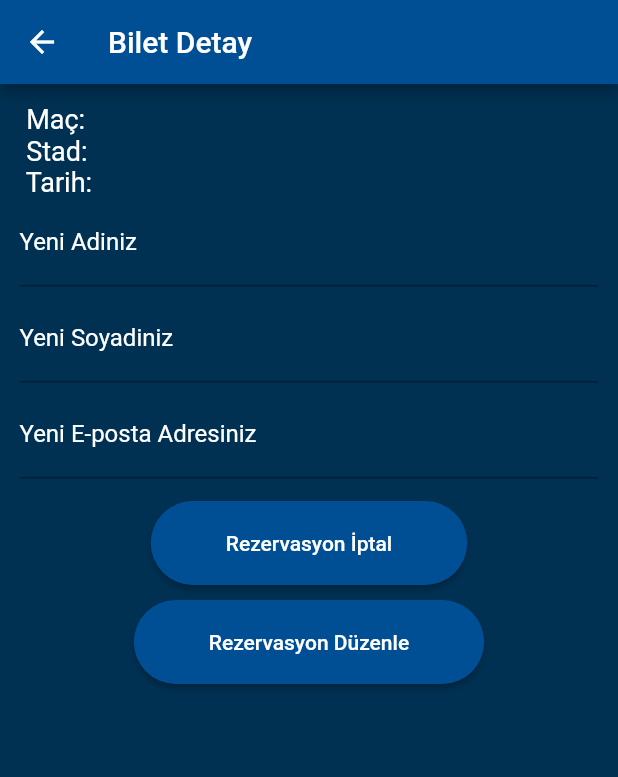
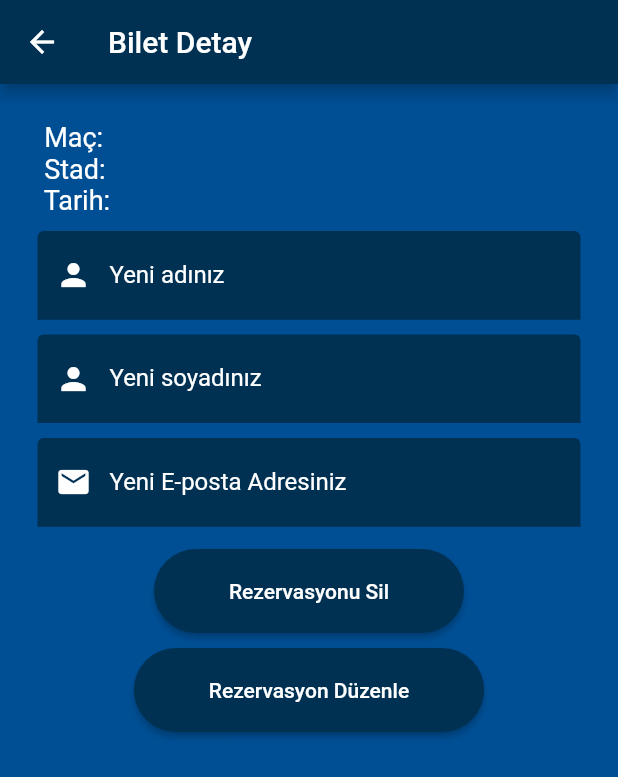
Before and after one commit to yusuffbal/3301456_213301074, a Flutter app: the BiletDetayView screen opened directly with empty values, on a phone screen of 412 x 824 dp. Shown: the top 777 px of the screen. Run offline on Flutter 3.47's test engine with Material 2 defaults, Android fonts, the phone set to English and light mode, and no system bars; our stand-ins replace cloud_firestore, firebase_auth, firebase_core, hexcolor; accounts and stored records are empty.

Commit message:
content eklendi

```diff
--- a/lib/views/BiletDetayView.dart
+++ b/lib/views/BiletDetayView.dart
@@ -4,6 +4,7 @@ import 'package:flutter/material.dart';
 import 'package:footballapp_2/Provider/BiletProvider.dart';
 import 'package:footballapp_2/constants/constant.dart';
 import 'package:footballapp_2/views/BiletAlView.dart';
+import 'package:footballapp_2/views/BiletlerimView.dart';
 import 'package:provider/provider.dart';
 import '../models/BiletModel.dart';
 
@@ -61,13 +62,14 @@ class _BiletDetayViewState extends State<BiletDetayView> {
   Widget build(BuildContext context) {
     final Biletprovider = Provider.of<BiletProvider>(context);
     return Scaffold(
-      backgroundColor: constant.mavi1,
+      backgroundColor: constant.mavi3,
       appBar: AppBar(
         title: const Text('Bilet Detay'),
-        backgroundColor: constant.mavi3,
+        backgroundColor: constant.mavi1,
       ),
-      body: Padding(
-        padding: const EdgeInsets.all(13),
+      body: SingleChildScrollView(
+        child: Padding(
+          padding: const EdgeInsets.all(25),
           child: Column(
             crossAxisAlignment: CrossAxisAlignment.start,
             children: [
@@ -75,37 +77,84 @@ class _BiletDetayViewState extends State<BiletDetayView> {
                 ' Maç: ${widget.bilet.match} \n Stad: ${widget.bilet.stad} \n Tarih: ${widget.bilet.tarih}',
                 style: const TextStyle(fontSize: 18, color: Colors.white),
               ),
+              const SizedBox(height: 10,),
               TextFormField(
-              style: const TextStyle(color: Colors.white),
+                style: const TextStyle(color: Color.fromARGB(255, 255, 255, 255)),
+                decoration: InputDecoration(
+                  focusedBorder: UnderlineInputBorder(
+                    borderSide: BorderSide(color: constant.mavi1),
+                  ),
+                  enabledBorder: UnderlineInputBorder(
+                    borderSide: BorderSide(
+                      color: constant.mavi1,
+                    ),
+                  ),
+                  prefixIcon: const Icon(
+                    Icons.person,
+                    color: Colors.white,
+                  ),
+                  filled: true,
+                  fillColor: constant.mavi1,
+                  labelText: "Yeni adınız",
+                  labelStyle: const TextStyle(color: Colors.white),
+                ),
                 controller: _adController,
                 onChanged: (value) {
                   Biletprovider.changeAd(value);
                 },
-              decoration: const InputDecoration(
-                  labelText: 'Yeni Adiniz',
-                  labelStyle: TextStyle(color: Colors.white)),
               ),
-            const SizedBox(height: 5),
+              const SizedBox(height: 10),
               TextFormField(
-              style: const TextStyle(color: Colors.white),
+                style: const TextStyle(color: Color.fromARGB(255, 255, 255, 255)),
+                decoration: InputDecoration(
+                  focusedBorder: UnderlineInputBorder(
+                    borderSide: BorderSide(color: constant.mavi1),
+                  ),
+                  enabledBorder: UnderlineInputBorder(
+                    borderSide: BorderSide(
+                      color: constant.mavi1,
+                    ),
+                  ),
+                  prefixIcon: const Icon(
+                    Icons.person,
+                    color: Colors.white,
+                  ),
+                  filled: true,
+                  fillColor: constant.mavi1,
+                  labelText: "Yeni soyadınız",
+                  labelStyle: const TextStyle(color: Colors.white),
+                ),
                 controller: _soyadController,
                 onChanged: (value) {
                   Biletprovider.changeSoyad(value);
                 },
-              decoration: const InputDecoration(
-                  labelText: 'Yeni Soyadiniz',
-                  labelStyle: TextStyle(color: Colors.white)),
+
               ),
-            const SizedBox(height: 5),
+              const SizedBox(height: 10),
               TextFormField(
-              style: const TextStyle(color: Colors.white),
+                style: const TextStyle(color: Color.fromARGB(255, 255, 255, 255)),
+                decoration: InputDecoration(
+                  focusedBorder: UnderlineInputBorder(
+                    borderSide: BorderSide(color: constant.mavi1),
+                  ),
+                  enabledBorder: UnderlineInputBorder(
+                    borderSide: BorderSide(
+                      color: constant.mavi1,
+                    ),
+                  ),
+                  prefixIcon: const Icon(
+                    Icons.mail,
+                    color: Colors.white,
+                  ),
+                  filled: true,
+                  fillColor: constant.mavi1,
+                  labelText: "Yeni E-posta Adresiniz",
+                  labelStyle: const TextStyle(color: Colors.white),
+                ),
                 controller: _emailController,
                 onChanged: (value) {
                   Biletprovider.changeEmail(value);
                 },
-              decoration: const InputDecoration(
-                  labelText: 'Yeni E-posta Adresiniz',
-                  labelStyle: TextStyle(color: Colors.white)),
               ),
               const SizedBox(height: 15),
               Center(
@@ -113,7 +162,7 @@ class _BiletDetayViewState extends State<BiletDetayView> {
                   children: [
                     ElevatedButton(
                       style: ElevatedButton.styleFrom(
-                      backgroundColor: constant.mavi3,
+                        backgroundColor: constant.mavi1,
                         padding: const EdgeInsets.symmetric(
                             horizontal: 50.0, vertical: 20.0),
                         shape: const StadiumBorder(),
@@ -123,9 +172,9 @@ class _BiletDetayViewState extends State<BiletDetayView> {
                           context: context,
                           builder: (context) {
                             return AlertDialog(
-                            title: const Text('Rezervasyon İptal'),
+                              title: const Text('Rezervasyonu Sil'),
                               content: const Text(
-                                'Bu rezervasyonu iptal etmek istediğinize emin misiniz?'),
+                                  'Bu rezervasyonu silmek istediğinize emin misiniz?'),
                               actions: [
                                 TextButton(
                                   child: const Text('İptal'),
@@ -152,21 +201,44 @@ class _BiletDetayViewState extends State<BiletDetayView> {
                           },
                         );
                       },
-                    child: const Text('Rezervasyon İptal'),
+                      child: const Text('Rezervasyonu Sil'),
                     ),
                     const SizedBox(
                       height: 10,
                     ),
                     ElevatedButton(
                       style: ElevatedButton.styleFrom(
-                      backgroundColor: constant.mavi3,
+                        backgroundColor: constant.mavi1,
                         padding: const EdgeInsets.symmetric(
                             horizontal: 50.0, vertical: 20.0),
                         shape: const StadiumBorder(),
                       ),
                       onPressed: () {
+                        showDialog(context: context,  builder: (context)
+                        {
+                          return AlertDialog(
+                            title: const Text('Rezervasyonu Güncelle'),
+                            content: const Text(
+                                  'Bu rezervasyonu Güncellemek istediğinize emin misiniz?'),
+                                  actions: [
+                                    TextButton(
+                                  child: const Text('İptal'),
+                                  onPressed: () {
+                                    Navigator.of(context).pop();
+                                  },
+                                ),
+                                const SizedBox(height: 5),
+                                TextButton(
+                                  child: const Text('Güncelle'),
+                                  onPressed: () {
                                     Biletprovider.saveBiletmodel();
                                     Navigator.of(context).pop();
+                                    Navigator.push(context, MaterialPageRoute(builder: (context)=> const BiletlerimSayfasi()));
+                                  },
+                                ),
+                                  ],
+                          );
+                        });
                       },
                       child: const Text('Rezervasyon Düzenle'),
                     ),
@@ -176,6 +248,7 @@ class _BiletDetayViewState extends State<BiletDetayView> {
             ],
           ),
         ),
+      ),
     );
   }
 }
--- a/lib/views/BiletlerimView.dart
+++ b/lib/views/BiletlerimView.dart
@@ -14,10 +14,10 @@ class BiletlerimSayfasi extends StatelessWidget {
   Widget build(BuildContext context) {
     final biletService = Provider.of<BiletService>(context);
     return Scaffold(
-      backgroundColor: constant.mavi1,
+      backgroundColor: constant.mavi3,
       appBar: AppBar(
-        title: const Text('Biletlerim'),
-        backgroundColor: constant.mavi3
+        title: const Text('Rezervasyonlarım'),
+        backgroundColor: constant.mavi1
       ),
       body: StreamBuilder<List<BiletModel>>(
         stream: biletService.getBiletler(),
@@ -37,8 +37,8 @@ class BiletlerimSayfasi extends StatelessWidget {
                       context: context,
                       builder: (context) {
                         return AlertDialog(
-                          title: const Text('Bilet Sil'),
-                          content: const Text('Bu biletinizi silmek istediğinizden emin misiniz?'),
+                          title: const Text('Rezervasyonu Sil'),
+                          content: const Text('Bu rezervasyonu silmek istediğinizden emin misiniz?'),
                           actions: [
                             TextButton(
                               child: const Text('İptal'),
```
Lines whose indentation alone changed are shown as unchanged.
